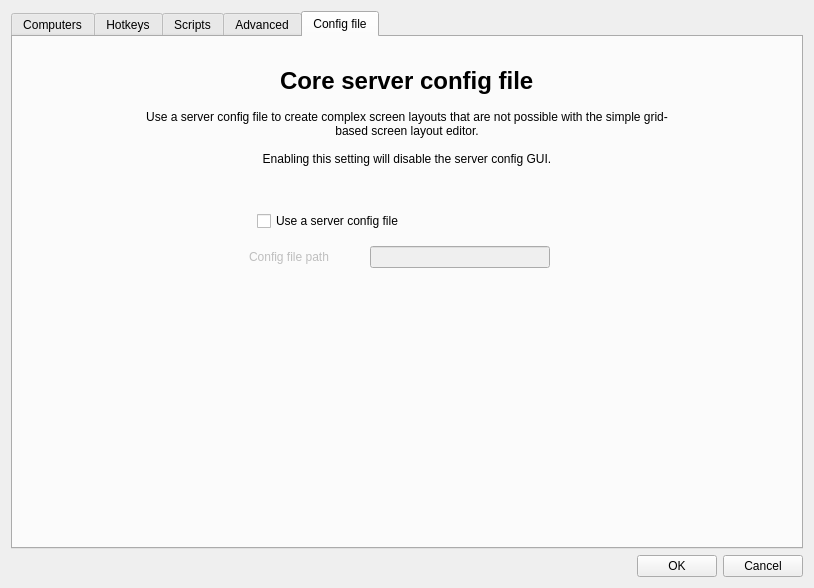
The window that src/gui/src/ServerConfigDialogBase.ui (stefanverleysen/synergy) describes before a commit, drawn with Qt 5.
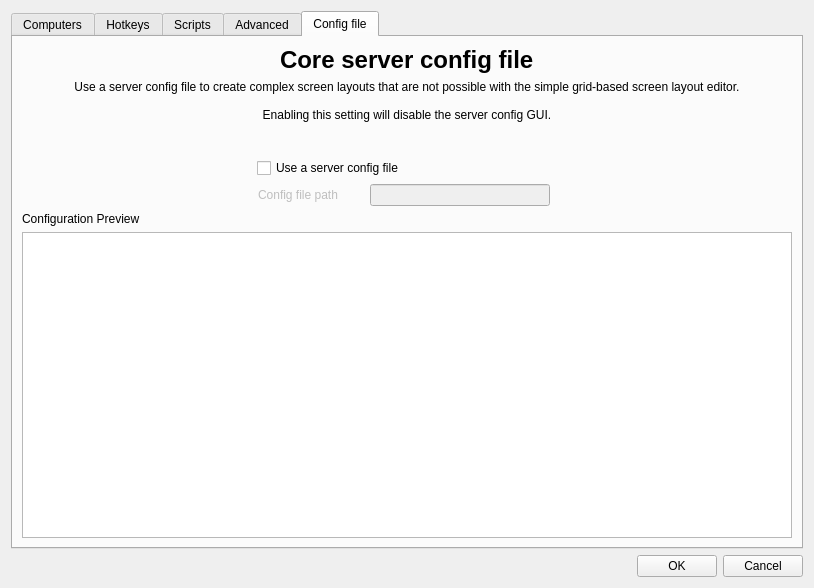
The same window after the commit. The open tabs and pages were chosen to show the change. Icons and pictures are not drawn. Custom widgets are drawn as their Qt base class.

Commit message:
feat: add configuration preview to Config File tab
Shows read-only preview of the current server configuration in the
Config File tab. Displays external file contents when using an external
config, or the generated internal config otherwise.

```diff
--- a/src/gui/src/ServerConfigDialogBase.ui
+++ b/src/gui/src/ServerConfigDialogBase.ui
@@ -902,16 +902,16 @@
       </attribute>
       <layout class="QVBoxLayout" name="verticalLayout_2">
        <property name="spacing">
-        <number>15</number>
+        <number>6</number>
        </property>
        <property name="leftMargin">
-        <number>120</number>
+        <number>9</number>
        </property>
        <property name="topMargin">
-        <number>30</number>
+        <number>9</number>
        </property>
        <property name="rightMargin">
-        <number>120</number>
+        <number>9</number>
        </property>
        <item alignment="Qt::AlignHCenter">
         <widget class="QLabel" name="label_5">
@@ -1162,17 +1162,26 @@
         </layout>
        </item>
        <item>
-        <spacer name="verticalSpacer_1">
-         <property name="orientation">
-          <enum>Qt::Vertical</enum>
+        <widget class="QLabel" name="m_pLabelConfigPreview">
+         <property name="text">
+          <string>Configuration Preview</string>
          </property>
-         <property name="sizeHint" stdset="0">
-          <size>
-           <width>20</width>
-           <height>40</height>
-          </size>
+        </widget>
+       </item>
+       <item>
+        <widget class="QPlainTextEdit" name="m_pTextConfigPreview">
+         <property name="readOnly">
+          <bool>true</bool>
          </property>
-        </spacer>
+         <property name="lineWrapMode">
+          <enum>QPlainTextEdit::NoWrap</enum>
+         </property>
+         <property name="font">
+          <font>
+           <family>monospace</family>
+          </font>
+         </property>
+        </widget>
        </item>
       </layout>
      </widget>
```
The commit also changes 2 other files.
